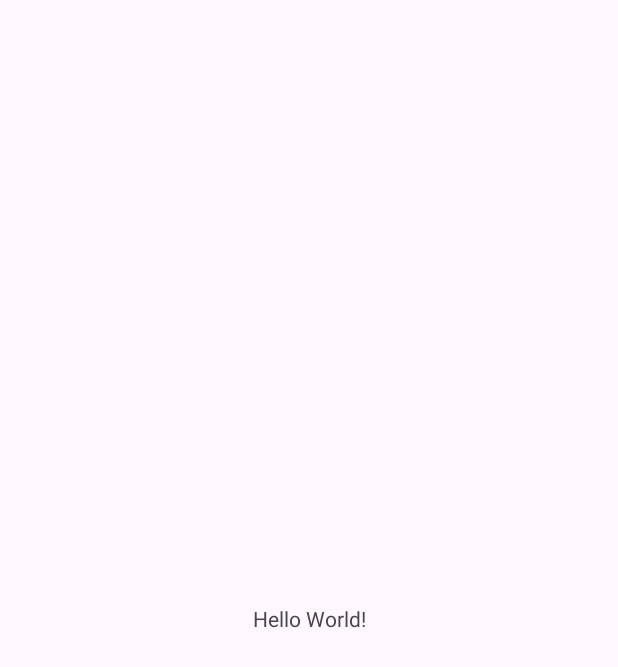
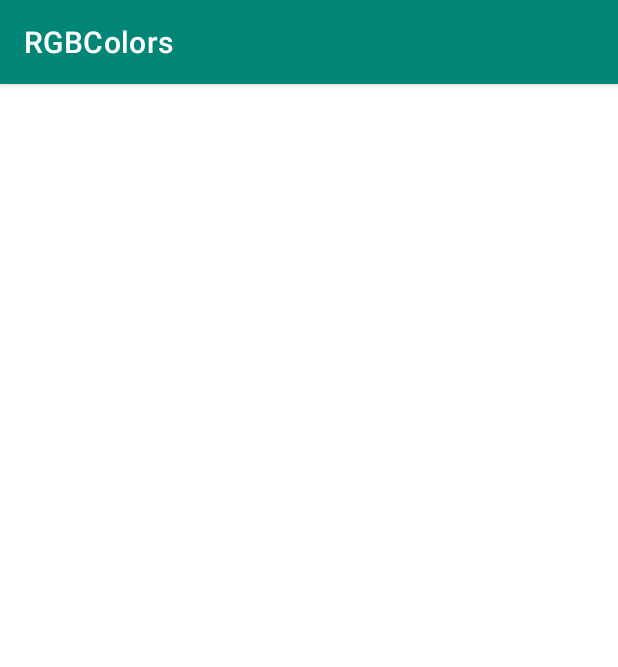
Before and after one commit to swlozano/android-rgb-color, an Android app: the screen it shows after launch (MainActivity), on a phone screen of 412 x 824 dp. Before the commit the part shown is almost empty. Shown: the top 667 px of the screen. Run offline under Robolectric (Android 15) with nearby library versions, the phone set to English and light mode, and no system bars.

Commit message:
values and styles

```diff
--- a/app/src/main/AndroidManifest.xml
+++ b/app/src/main/AndroidManifest.xml
@@ -10,8 +10,9 @@
         android:label="@string/app_name"
         android:roundIcon="@mipmap/ic_launcher_round"
         android:supportsRtl="true"
-        android:theme="@style/Theme.RGBColors"
-        tools:targetApi="31">
+        tools:targetApi="31"
+        android:theme="@style/Theme.MyApplication"
+        >
         <activity
             android:name=".MainActivity"
             android:exported="true">
--- a/app/src/main/java/com/swlozano/rgbcolors/MainActivity.kt
+++ b/app/src/main/java/com/swlozano/rgbcolors/MainActivity.kt
@@ -7,7 +7,6 @@ import androidx.appcompat.app.AppCompatActivity
 class MainActivity : AppCompatActivity() {
     override fun onCreate(savedInstanceState: Bundle?) {
         super.onCreate(savedInstanceState)
-        enableEdgeToEdge()
         setContentView(R.layout.activity_main)
     }
 }
--- a/app/src/main/res/layout/activity_main.xml
+++ b/app/src/main/res/layout/activity_main.xml
@@ -2,18 +2,111 @@
 <androidx.constraintlayout.widget.ConstraintLayout xmlns:android="http://schemas.android.com/apk/res/android"
     xmlns:app="http://schemas.android.com/apk/res-auto"
     xmlns:tools="http://schemas.android.com/tools"
-    android:id="@+id/main"
     android:layout_width="match_parent"
     android:layout_height="match_parent"
+    android:layout_margin="@dimen/color_creator_layout_margin"
     tools:context=".MainActivity">
-
+<!--
     <TextView
-        android:layout_width="wrap_content"
+        android:id="@+id/color_creator_title"
+        style="@style/color_creator_title"
+        android:layout_width="match_parent"
         android:layout_height="wrap_content"
-        android:text="Hello World!"
-        app:layout_constraintBottom_toBottomOf="parent"
-        app:layout_constraintEnd_toEndOf="parent"
+        android:layout_margin="@dimen/color_creator_layout_margin"
+        android:gravity="center"
+        android:text="@string/color_creator_title"
         app:layout_constraintStart_toStartOf="parent"
         app:layout_constraintTop_toTopOf="parent" />
 
+    <TextView
+        android:id="@+id/color_creator_description"
+        style="@style/TextAppearance.MaterialComponents.Body1"
+        android:layout_width="match_parent"
+        android:layout_height="wrap_content"
+        android:layout_margin="@dimen/color_creator_layout_margin"
+        android:text="@string/color_creator_description"
+        app:layout_constraintStart_toStartOf="parent"
+        app:layout_constraintTop_toBottomOf="@id/color_creator_title" />
+
+    <com.google.android.material.textfield.TextInputLayout
+        android:id="@+id/red_channel_wrapper"
+        style="@style/Widget.MaterialComponents.TextInputLayout.OutlinedBox"
+        android:layout_width="match_parent"
+        android:layout_height="wrap_content"
+        android:layout_margin="@dimen/color_creator_layout_margin"
+        android:hint="@string/red_channel"
+        app:layout_constraintStart_toStartOf="parent"
+        app:layout_constraintTop_toBottomOf="@id/color_creator_description">
+
+        <com.google.android.material.textfield.TextInputEditText
+            android:id="@+id/red_channel"
+            android:layout_width="match_parent"
+            android:layout_height="wrap_content"
+            android:digits="ABCDEFabcdef0123456789"
+            android:inputType="textCapCharacters"
+            android:maxLength="2" />
+
+    </com.google.android.material.textfield.TextInputLayout>
+
+    <com.google.android.material.textfield.TextInputLayout
+        android:id="@+id/green_channel_wrapper"
+        style="@style/Widget.MaterialComponents.TextInputLayout.OutlinedBox"
+        android:layout_width="match_parent"
+        android:layout_height="wrap_content"
+        android:layout_margin="@dimen/color_creator_layout_margin"
+        android:hint="@string/green_channel"
+        app:layout_constraintStart_toStartOf="parent"
+        app:layout_constraintTop_toBottomOf="@id/red_channel_wrapper">
+
+        <com.google.android.material.textfield.TextInputEditText
+            android:id="@+id/green_channel"
+            android:layout_width="match_parent"
+            android:layout_height="wrap_content"
+            android:digits="ABCDEFabcdef0123456789"
+            android:inputType="textCapCharacters"
+            android:maxLength="2" />
+
+    </com.google.android.material.textfield.TextInputLayout>
+
+    <com.google.android.material.textfield.TextInputLayout
+        android:id="@+id/blue_channel_wrapper"
+        style="@style/Widget.MaterialComponents.TextInputLayout.OutlinedBox"
+        android:layout_width="match_parent"
+        android:layout_height="wrap_content"
+        android:layout_margin="@dimen/color_creator_layout_margin"
+        android:hint="@string/blue_channel"
+        app:layout_constraintStart_toStartOf="parent"
+        app:layout_constraintTop_toBottomOf="@id/green_channel_wrapper">
+
+        <com.google.android.material.textfield.TextInputEditText
+            android:id="@+id/blue_channel"
+            android:layout_width="match_parent"
+            android:layout_height="wrap_content"
+            android:digits="ABCDEFabcdef0123456789"
+            android:inputType="textCapCharacters"
+            android:maxLength="2" />
+
+    </com.google.android.material.textfield.TextInputLayout>
+
+    <com.google.android.material.button.MaterialButton
+        android:id="@+id/color_creator_button"
+        android:layout_width="match_parent"
+        android:layout_height="wrap_content"
+        android:layout_margin="@dimen/color_creator_layout_margin"
+        android:gravity="center"
+        android:text="@string/color_creator_button_text"
+        app:layout_constraintStart_toStartOf="parent"
+        app:layout_constraintTop_toBottomOf="@id/blue_channel_wrapper" />
+
+    <TextView
+        android:id="@+id/color_creator_display"
+        style="@style/TextAppearance.MaterialComponents.Body1"
+        android:layout_width="match_parent"
+        android:layout_height="@dimen/color_creator_display_panel"
+        android:layout_margin="@dimen/color_creator_layout_margin"
+        android:gravity="center"
+        android:text="@string/color_created_display_panel"
+        app:layout_constraintStart_toStartOf="parent"
+        app:layout_constraintTop_toBottomOf="@id/color_creator_button" />-->
+
 </androidx.constraintlayout.widget.ConstraintLayout>
--- a/app/src/main/res/values/colors.xml
+++ b/app/src/main/res/values/colors.xml
@@ -1,5 +1,6 @@
 <?xml version="1.0" encoding="utf-8"?>
 <resources>
-    <color name="black">#FF000000</color>
-    <color name="white">#FFFFFFFF</color>
+    <color name="colorPrimary">#008577</color>
+    <color name="colorPrimaryDark">#00574B</color>
+    <color name="colorAccent">#D81B60</color>
 </resources>
--- /dev/null
+++ b/app/src/main/res/values/dimens.xml
@@ -0,0 +1,5 @@
+<?xml version="1.0" encoding="utf-8"?>
+<resources>
+    <dimen name="color_creator_layout_margin">8dp</dimen>
+    <dimen name="color_creator_display_panel">40dp</dimen>
+</resources>
--- a/app/src/main/res/values/strings.xml
+++ b/app/src/main/res/values/strings.xml
@@ -1,3 +1,14 @@
 <resources>
     <string name="app_name">RGBColors</string>
+
+    <string name="color_creator_title">Create an RGB Color</string>
+    <!--Escape special characters by placing a backslash before them-->
+    <string name="color_creator_description">Add two hexadecimal characters between 0-9, A-For a-f without the \'#\' for each channel</string>
+    <string name="red_channel">Red Channel</string>
+    <string name="green_channel">Green Channel</string>
+    <string name="blue_channel">Blue Channel</string>
+    <string name="color_creator_button_text">Create RGB Color</string>
+    <string name="color_created_display_panel"> Created color display panel</string>
+    <string name="invalid_characters_found">Invalid Characters Found</string>
+
 </resources>
--- a/app/src/main/res/values/themes.xml
+++ b/app/src/main/res/values/themes.xml
@@ -1,9 +1,14 @@
 <resources xmlns:tools="http://schemas.android.com/tools">
     <!-- Base application theme. -->
-    <style name="Base.Theme.RGBColors" parent="Theme.Material3.DayNight.NoActionBar">
-        <!-- Customize your light theme here. -->
-        <!-- <item name="colorPrimary">@color/my_light_primary</item> -->
+    <style name="Theme.MyApplication" parent="Theme.MaterialComponents.Light.DarkActionBar">
+        <!-- Customize your theme here. -->
+        <item name="colorPrimary">@color/colorPrimary</item>
+        <item name="colorPrimaryDark">@color/colorPrimaryDark</item>
+        <item name="colorAccent">@color/colorAccent</item>
     </style>
 
-    <style name="Theme.RGBColors" parent="Base.Theme.RGBColors" />
+    <style name="color_creator_title" parent="TextAppearance.MaterialComponents.Headline5">
+        <item name="android:textStyle">bold</item>
+    </style>
+
 </resources>
```
